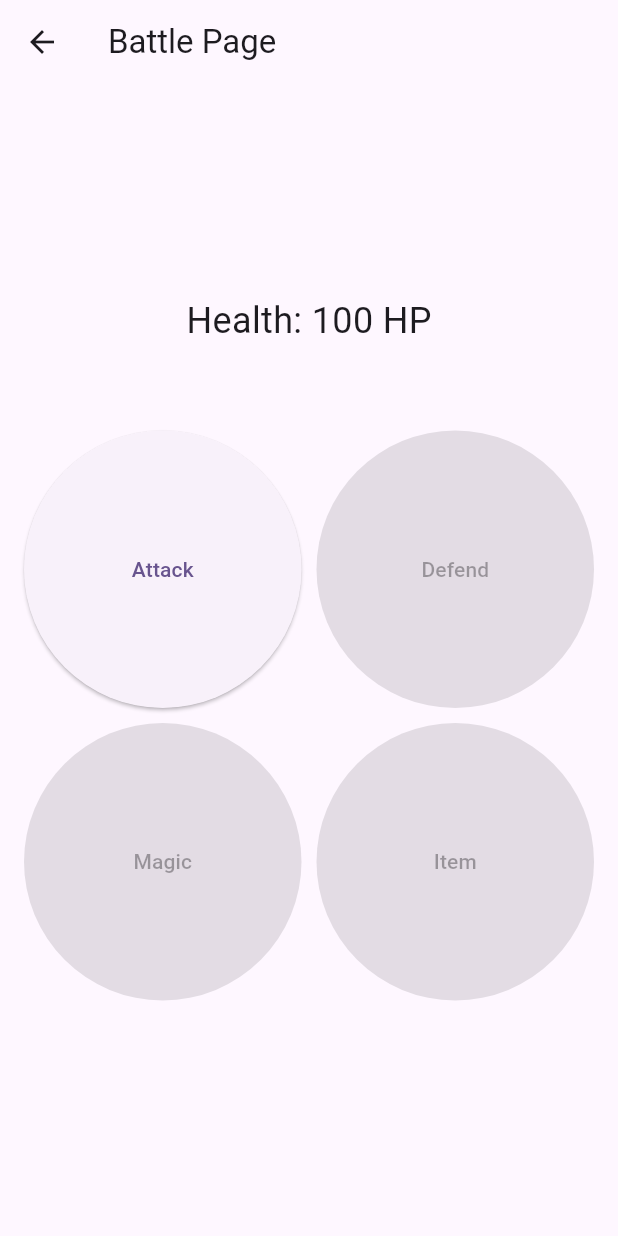
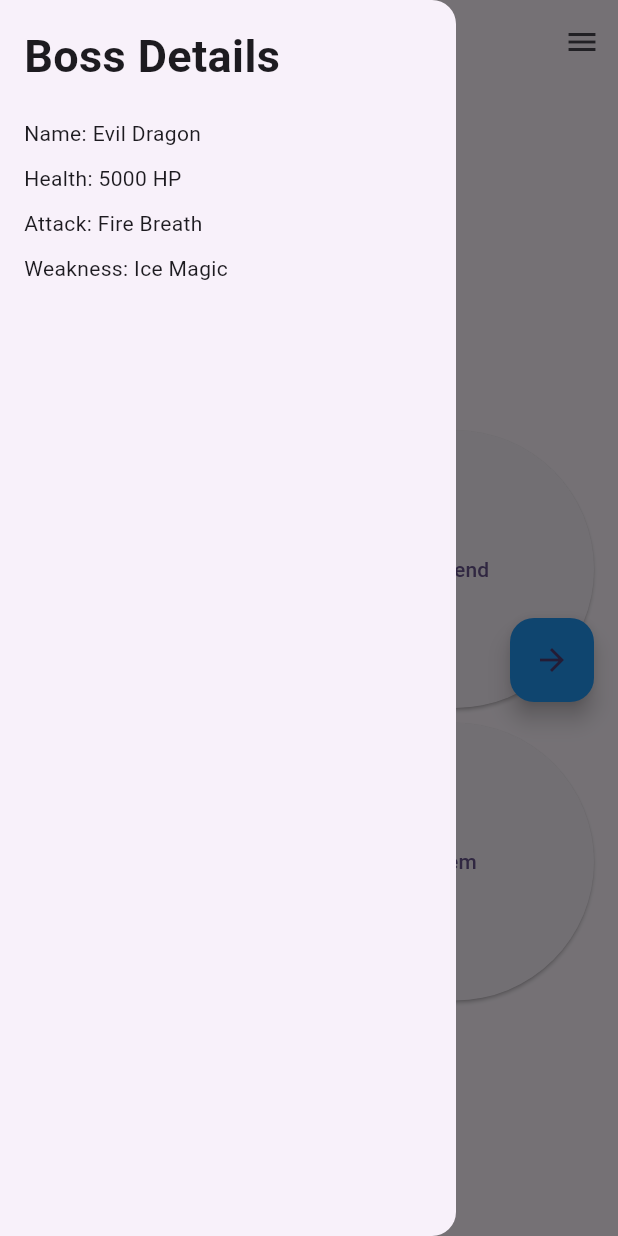
Before and after one commit to Sanins/flutter-training, a Flutter app: the BattlePage screen opened directly, with the side drawer open (before the commit the screen has no drawer), on a phone screen of 412 x 824 dp. Run offline on Flutter 3.47's test engine with Material 3 defaults, Android fonts, the phone set to English and light mode, and no system bars.

Commit message:
feat: create swipe events to open widgets

```diff
--- a/lib/features/battle/screens/battle_screen.dart
+++ b/lib/features/battle/screens/battle_screen.dart
@@ -1,4 +1,6 @@
 import 'package:flutter/material.dart';
+import 'package:test_drive/features/battle/widgets/stats_drawer.dart';
+import 'package:test_drive/features/battle/widgets/boss_details_drawer.dart';
 
 class BattlePage extends StatefulWidget {
   const BattlePage({super.key});
@@ -8,43 +10,67 @@ class BattlePage extends StatefulWidget {
 }
 
 class _BattlePageState extends State<BattlePage> {
+  final GlobalKey<ScaffoldState> _scaffoldKey = GlobalKey<ScaffoldState>();
   int _health = 100;
 
-  // Method to handle the attack action
   void _attack() {
     setState(() {
       if (_health > 0) {
-        _health -= 25; // Decrease health by 25
+        _health -= 25;
         if (_health < 0) {
-          _health = 0; // Ensure health doesn't go below 0
+          _health = 0;
         }
       }
     });
   }
 
+  void _defend() {
+    print("Defend action selected");
+  }
+
+  void _magic() {
+    print("Magic action selected");
+  }
+
+  void _item() {
+    print("Item action selected");
+  }
+
+  Future<bool> _onWillPop() async {
+    if (_scaffoldKey.currentState?.isDrawerOpen == true ||
+        _scaffoldKey.currentState?.isEndDrawerOpen == true) {
+      Navigator.of(context).pop(); // Close any open drawer
+      return false; // Prevent further popping
+    }
+    return true; // Allow default behavior
+  }
+
   @override
   Widget build(BuildContext context) {
-    return Scaffold(
+    return WillPopScope(
+      onWillPop: _onWillPop, // Handle the back navigation
+      child: Scaffold(
+        key: _scaffoldKey, // Assign the global key
         appBar: AppBar(
           title: const Text('Battle Page'),
         ),
-      body: Center(
+        body: Stack(
+          children: [
+            // Main content
+            Center(
               child: Column(
                 mainAxisAlignment: MainAxisAlignment.center,
                 children: <Widget>[
-            // Display Health
                   Text(
                     'Health: $_health HP',
                     style: const TextStyle(fontSize: 24),
                   ),
                   const SizedBox(height: 40),
-            // Buttons Grid
                   GridView.count(
-              crossAxisCount: 2, // 2 columns
-              shrinkWrap:
-                  true, // Let GridView take only as much space as it needs
-              mainAxisSpacing: 10, // Spacing between rows
-              crossAxisSpacing: 10, // Spacing between columns
+                    crossAxisCount: 2,
+                    shrinkWrap: true,
+                    mainAxisSpacing: 10,
+                    crossAxisSpacing: 10,
                     padding: const EdgeInsets.all(16),
                     children: [
                       ElevatedButton(
@@ -68,6 +94,44 @@ class _BattlePageState extends State<BattlePage> {
                 ],
               ),
             ),
+
+            // Floating action button to open stats drawer
+            Align(
+              alignment: Alignment.centerRight,
+              child: Padding(
+                padding: const EdgeInsets.only(right: 16.0),
+                child: FloatingActionButton(
+                  onPressed: () {
+                    _scaffoldKey.currentState
+                        ?.openEndDrawer(); // Open stats drawer
+                  },
+                  child: const Icon(Icons.arrow_forward),
+                  backgroundColor: Colors.blue,
+                ),
+              ),
+            ),
+
+            // Floating action button to open boss details drawer
+            Align(
+              alignment: Alignment.centerLeft,
+              child: Padding(
+                padding: const EdgeInsets.only(left: 16.0),
+                child: FloatingActionButton(
+                  onPressed: () {
+                    _scaffoldKey.currentState
+                        ?.openDrawer(); // Open boss details drawer
+                  },
+                  child: const Icon(Icons.arrow_back),
+                  backgroundColor: Colors.red,
+                ),
+              ),
+            ),
+          ],
+        ),
+
+        drawer: const BossDetailsDrawer(),
+        endDrawer: StatsDrawer(health: _health),
+      ),
     );
   }
 }
--- /dev/null
+++ b/lib/features/battle/widgets/boss_details_drawer.dart
@@ -0,0 +1,33 @@
+import 'package:flutter/material.dart';
+
+class BossDetailsDrawer extends StatelessWidget {
+  const BossDetailsDrawer(
+      {super.key}); // Mark constructor as const and use super.key
+
+  @override
+  Widget build(BuildContext context) {
+    return const Drawer(
+      child: Padding(
+        padding: const EdgeInsets.all(16.0),
+        child: Column(
+          crossAxisAlignment: CrossAxisAlignment.start,
+          children: [
+            const Text(
+              'Boss Details',
+              style: TextStyle(fontSize: 30, fontWeight: FontWeight.bold),
+            ),
+            const SizedBox(height: 20),
+            const Text('Name: Evil Dragon'),
+            const SizedBox(height: 10),
+            const Text('Health: 5000 HP'),
+            const SizedBox(height: 10),
+            const Text('Attack: Fire Breath'),
+            const SizedBox(height: 10),
+            const Text('Weakness: Ice Magic'),
+            // Add more details as needed
+          ],
+        ),
+      ),
+    );
+  }
+}
```
Also changed, not shown: lib/features/battle/widgets/stats_drawer.dart (added, +29 -0 lines). Lines whose indentation alone changed are shown as unchanged.
